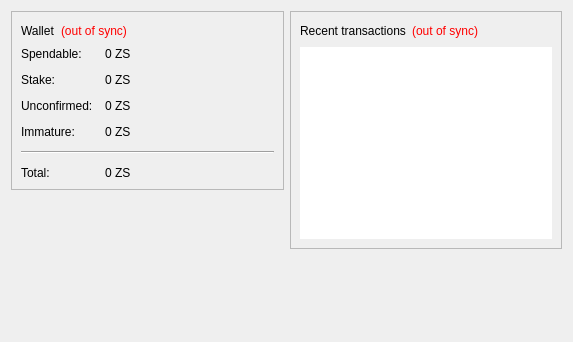
Above: src/qt/forms/overviewpage.ui from CryptoGir/Zimstake before the change. Below: the same form after it.
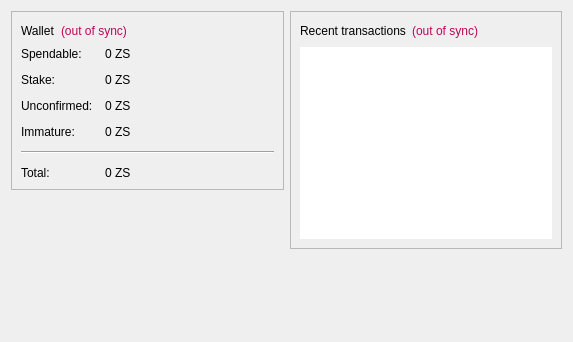
That is the form after the change. Icons and pictures are not drawn.

Diff of the .ui file:
```diff
--- a/src/qt/forms/overviewpage.ui
+++ b/src/qt/forms/overviewpage.ui
@@ -40,7 +40,7 @@
              <string>The displayed information may be out of date. Your wallet automatically synchronizes with the Zimstake network after a connection is established, but this process has not completed yet.</string>
             </property>
             <property name="styleSheet">
-             <string notr="true">QLabel { color: red; }</string>
+             <string notr="true">QLabel { color: #bd0659; }</string>
             </property>
             <property name="text">
              <string notr="true">(out of sync)</string>
@@ -269,7 +269,7 @@
              <string>The displayed information may be out of date. Your wallet automatically synchronizes with the Zimstake network after a connection is established, but this process has not completed yet.</string>
             </property>
             <property name="styleSheet">
-             <string notr="true">QLabel { color: red; }</string>
+             <string notr="true">QLabel { color: #bd0659; }</string>
             </property>
             <property name="text">
              <string notr="true">(out of sync)</string>
```
